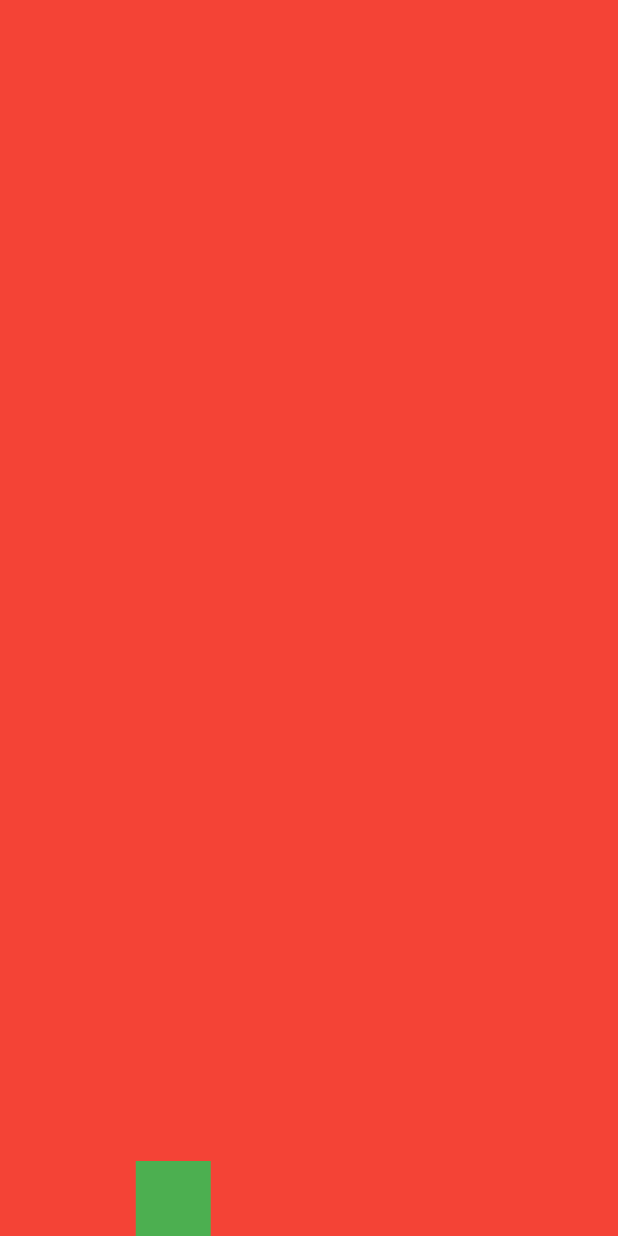
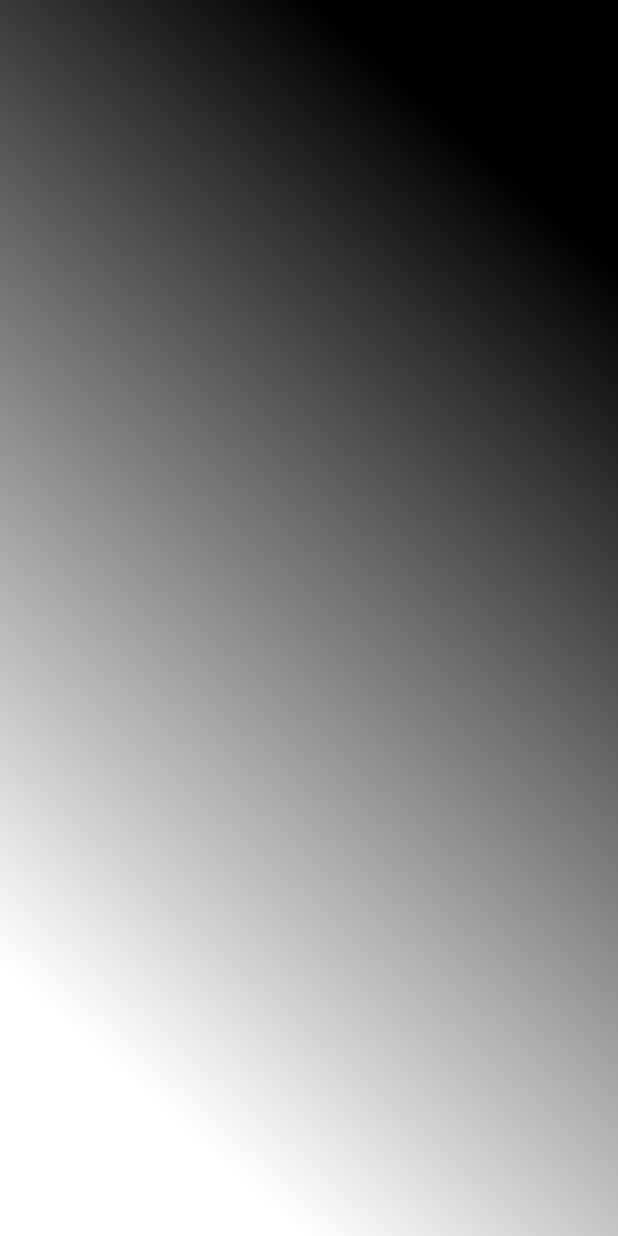
Before and after one commit to PACOdergod/propuesta-manzana, a Flutter app: the screen it shows after launch, on a phone screen of 412 x 824 dp. Run offline on Flutter 3.47's test engine with Material 2 defaults, Android fonts, the phone set to English and light mode, and no system bars; our stand-ins replace font_awesome_flutter.

Commit message:
las posiciones del gradiente se mueven, solo falta cambiar los colores

```diff
--- a/lib/widgets/animated_background.dart
+++ b/lib/widgets/animated_background.dart
@@ -18,10 +18,10 @@ class _AnimatedBackgroundState extends State<AnimatedBackground>
   void initState() {
     super.initState();
     controllerVertical = AnimationController(
-      vsync: this, duration: Duration(seconds: 2)
+      vsync: this, duration: Duration(seconds: 10)
     );
     controllerHorizontal = AnimationController(
-      vsync: this, duration: Duration(seconds: 4)
+      vsync: this, duration: Duration(seconds: 5)
     );
 
     posicionAV = Tween<double>(
@@ -57,25 +57,22 @@ class _AnimatedBackgroundState extends State<AnimatedBackground>
       animation: Listenable.merge([
         controllerVertical, controllerHorizontal
       ]),
-      child: Container(
-        width: 50,
-        height: 50,
-        color: Colors.green
-      ),
       builder: (BuildContext context, Widget? child) {
-        return Stack(
-          children: [
-            Container(
-              height: MediaQuery.of(context).size.height,
-              width: MediaQuery.of(context).size.width,
-              color: Colors.red,
-              alignment: Alignment(
-                posicionAV.value,
-                posicionAH.value,
+        return Container(
+          decoration: BoxDecoration(
+            gradient: LinearGradient(
+              colors: [
+                Colors.white,
+                Colors.black,
+              ],
+              begin: Alignment(
+                posicionAH.value, posicionAV.value
               ),
-              child: child
+              end:Alignment(
+                0-posicionAH.value, 0-posicionAV.value
+              ),
             ),
-          ],
+          ),
         );
       },
     );
```
